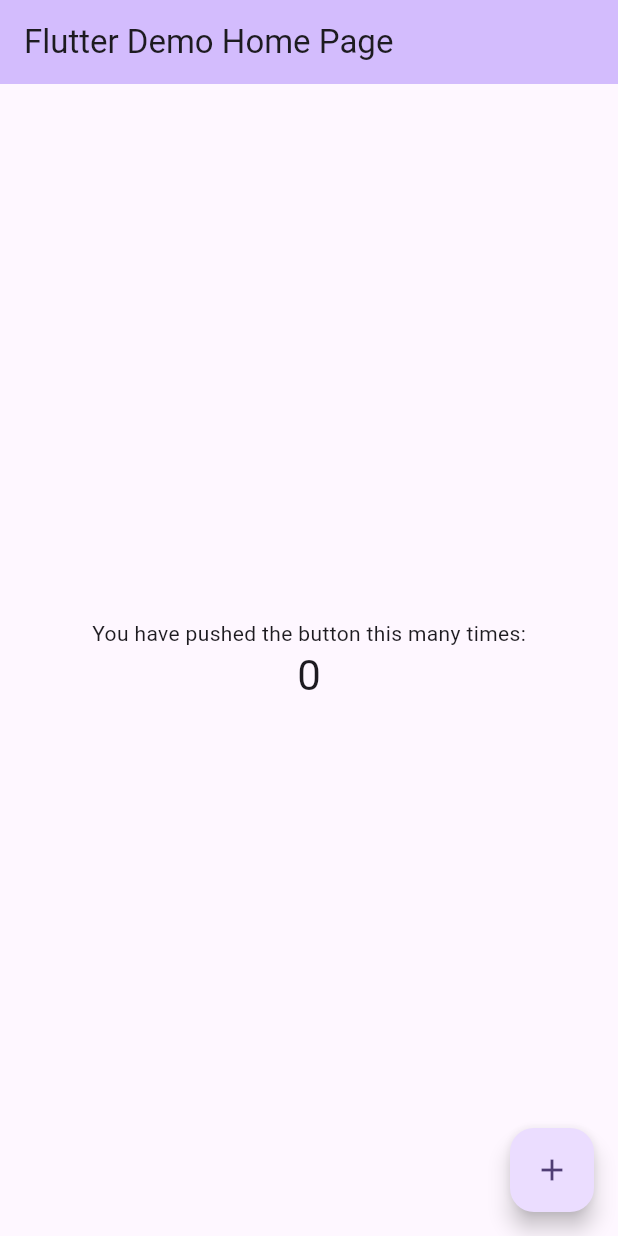
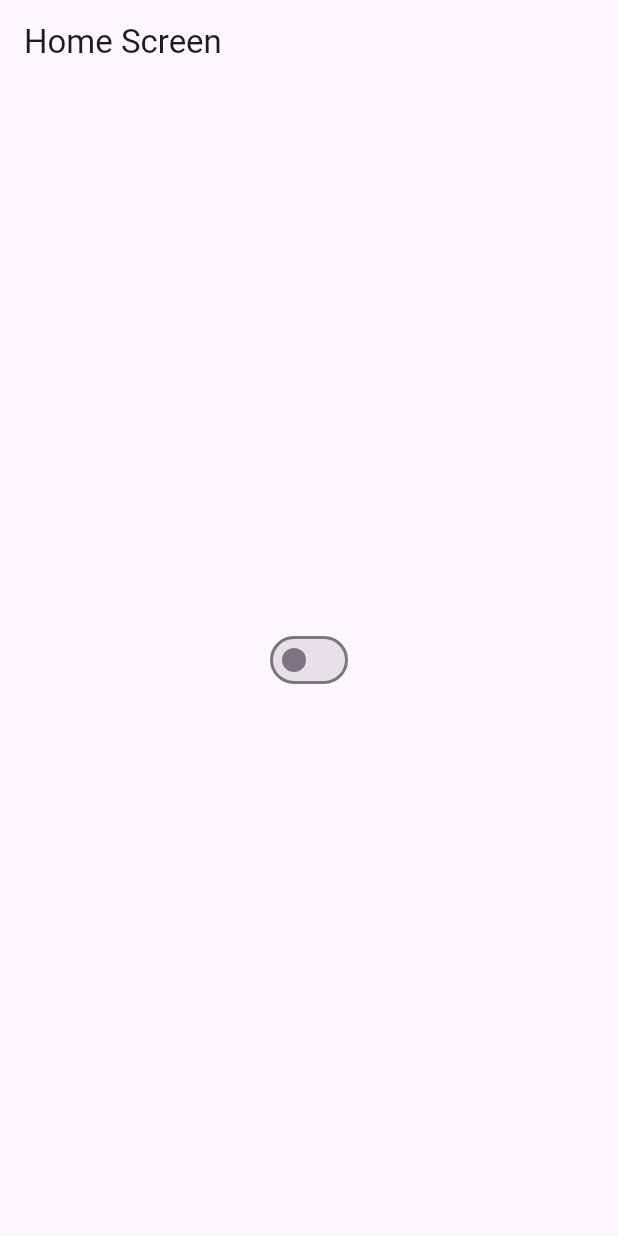
Before and after one commit to hex4coder/switch_animation, a Flutter app: the screen it shows after launch, on a phone screen of 412 x 824 dp. Run offline on Flutter 3.47's test engine with Material 3 defaults, Android fonts, the light colour scheme and no system bars.

Commit message:
prototype switch default button

```diff
--- a/lib/main.dart
+++ b/lib/main.dart
@@ -1,4 +1,5 @@
 import 'package:flutter/material.dart';
+import 'package:switch_animation/screens/home.dart';
 
 void main() {
   runApp(const MyApp());
@@ -7,119 +8,15 @@
 class MyApp extends StatelessWidget {
   const MyApp({super.key});
 
-  // This widget is the root of your application.
   @override
   Widget build(BuildContext context) {
     return MaterialApp(
-      title: 'Flutter Demo',
+      title: 'Switch Animation Demo',
       theme: ThemeData(
-        // This is the theme of your application.
-        //
-        // TRY THIS: Try running your application with "flutter run". You'll see
-        // the application has a purple toolbar. Then, without quitting the app,
-        // try changing the seedColor in the colorScheme below to Colors.green
-        // and then invoke "hot reload" (save your changes or press the "hot
-        // reload" button in a Flutter-supported IDE, or press "r" if you used
-        // the command line to start the app).
-        //
-        // Notice that the counter didn't reset back to zero; the application
-        // state is not lost during the reload. To reset the state, use hot
-        // restart instead.
-        //
-        // This works for code too, not just values: Most code changes can be
-        // tested with just a hot reload.
         colorScheme: ColorScheme.fromSeed(seedColor: Colors.deepPurple),
         useMaterial3: true,
       ),
-      home: const MyHomePage(title: 'Flutter Demo Home Page'),
+      home: const HomeScreen(),
     );
   }
 }
-
-class MyHomePage extends StatefulWidget {
-  const MyHomePage({super.key, required this.title});
-
-  // This widget is the home page of your application. It is stateful, meaning
-  // that it has a State object (defined below) that contains fields that affect
-  // how it looks.
-
-  // This class is the configuration for the state. It holds the values (in this
-  // case the title) provided by the parent (in this case the App widget) and
-  // used by the build method of the State. Fields in a Widget subclass are
-  // always marked "final".
-
-  final String title;
-
-  @override
-  State<MyHomePage> createState() => _MyHomePageState();
-}
-
-class _MyHomePageState extends State<MyHomePage> {
-  int _counter = 0;
-
-  void _incrementCounter() {
-    setState(() {
-      // This call to setState tells the Flutter framework that something has
-      // changed in this State, which causes it to rerun the build method below
-      // so that the display can reflect the updated values. If we changed
-      // _counter without calling setState(), then the build method would not be
-      // called again, and so nothing would appear to happen.
-      _counter++;
-    });
-  }
-
-  @override
-  Widget build(BuildContext context) {
-    // This method is rerun every time setState is called, for instance as done
-    // by the _incrementCounter method above.
-    //
-    // The Flutter framework has been optimized to make rerunning build methods
-    // fast, so that you can just rebuild anything that needs updating rather
-    // than having to individually change instances of widgets.
-    return Scaffold(
-      appBar: AppBar(
-        // TRY THIS: Try changing the color here to a specific color (to
-        // Colors.amber, perhaps?) and trigger a hot reload to see the AppBar
-        // change color while the other colors stay the same.
-        backgroundColor: Theme.of(context).colorScheme.inversePrimary,
-        // Here we take the value from the MyHomePage object that was created by
-        // the App.build method, and use it to set our appbar title.
-        title: Text(widget.title),
-      ),
-      body: Center(
-        // Center is a layout widget. It takes a single child and positions it
-        // in the middle of the parent.
-        child: Column(
-          // Column is also a layout widget. It takes a list of children and
-          // arranges them vertically. By default, it sizes itself to fit its
-          // children horizontally, and tries to be as tall as its parent.
-          //
-          // Column has various properties to control how it sizes itself and
-          // how it positions its children. Here we use mainAxisAlignment to
-          // center the children vertically; the main axis here is the vertical
-          // axis because Columns are vertical (the cross axis would be
-          // horizontal).
-          //
-          // TRY THIS: Invoke "debug painting" (choose the "Toggle Debug Paint"
-          // action in the IDE, or press "p" in the console), to see the
-          // wireframe for each widget.
-          mainAxisAlignment: MainAxisAlignment.center,
-          children: <Widget>[
-            const Text(
-              'You have pushed the button this many times:',
-            ),
-            Text(
-              '$_counter',
-              style: Theme.of(context).textTheme.headlineMedium,
-            ),
-          ],
-        ),
-      ),
-      floatingActionButton: FloatingActionButton(
-        onPressed: _incrementCounter,
-        tooltip: 'Increment',
-        child: const Icon(Icons.add),
-      ), // This trailing comma makes auto-formatting nicer for build methods.
-    );
-  }
-}
--- /dev/null
+++ b/lib/screens/home.dart
@@ -0,0 +1,18 @@
+import 'package:flutter/material.dart';
+import 'package:switch_animation/widgets/switch_animation.dart';
+
+class HomeScreen extends StatelessWidget {
+  const HomeScreen({super.key});
+
+  @override
+  Widget build(BuildContext context) {
+    return Scaffold(
+      appBar: AppBar(
+        title: const Text("Home Screen"),
+      ),
+      body: const Center(
+        child: SwitchAnimationWidget(),
+      ),
+    );
+  }
+}
--- /dev/null
+++ b/lib/widgets/switch_animation.dart
@@ -0,0 +1,24 @@
+import 'package:flutter/material.dart';
+
+class SwitchAnimationWidget extends StatefulWidget {
+  const SwitchAnimationWidget({super.key});
+
+  @override
+  State<SwitchAnimationWidget> createState() => _SwitchAnimationWidgetState();
+}
+
+class _SwitchAnimationWidgetState extends State<SwitchAnimationWidget> {
+  // trigger
+  bool isOn = false;
+
+  @override
+  Widget build(BuildContext context) {
+    return Switch.adaptive(
+        value: isOn,
+        onChanged: (bool? on) {
+          setState(() {
+            isOn = on ?? false;
+          });
+        });
+  }
+}
```
